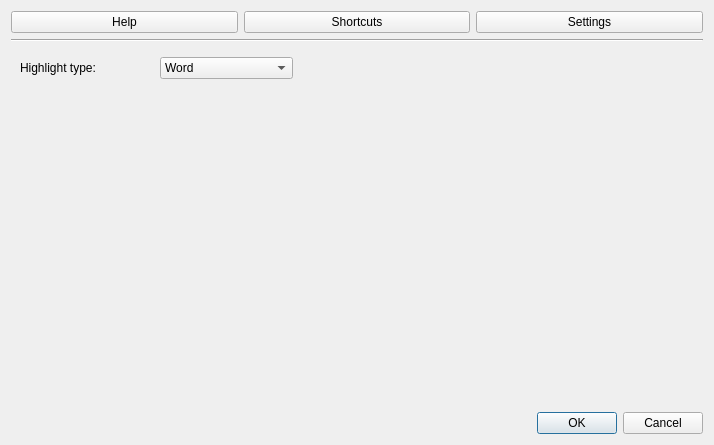
Qt form forms/options.ui (WTS012201/Text-Extraction-Tool) before a commit.
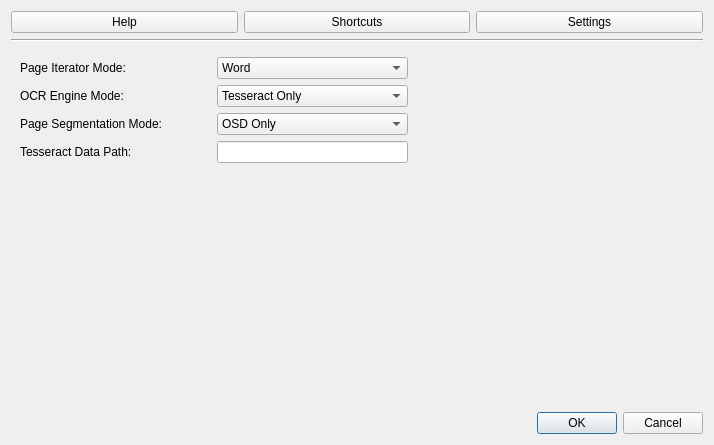
The same form after that commit. The open tabs and pages were chosen to show the change.

Diff of the .ui file:
```diff
--- a/forms/options.ui
+++ b/forms/options.ui
@@ -59,13 +59,11 @@
        <widget class="QWidget" name="page">
         <layout class="QVBoxLayout" name="verticalLayout_6">
          <item>
-          <layout class="QVBoxLayout" name="verticalLayout_5">
-           <item>
-            <layout class="QHBoxLayout" name="horizontalLayout_3" stretch="1,1,3">
+          <layout class="QHBoxLayout" name="horizontalLayout_3" stretch="2,2,3">
              <item>
               <widget class="QLabel" name="label">
                <property name="text">
-                <string>Highlight type: </string>
+              <string>Page Iterator Mode: </string>
                </property>
               </widget>
              </item>
@@ -113,6 +111,164 @@
              </item>
             </layout>
            </item>
+         <item>
+          <layout class="QHBoxLayout" name="horizontalLayout_6" stretch="2,2,3">
+           <item>
+            <widget class="QLabel" name="label_5">
+             <property name="text">
+              <string>OCR Engine Mode:</string>
+             </property>
+            </widget>
+           </item>
+           <item>
+            <widget class="QComboBox" name="engineMode">
+             <item>
+              <property name="text">
+               <string>Tesseract Only</string>
+              </property>
+             </item>
+             <item>
+              <property name="text">
+               <string>LSTM Only</string>
+              </property>
+             </item>
+             <item>
+              <property name="text">
+               <string>Tesseract LSTM Combined</string>
+              </property>
+             </item>
+             <item>
+              <property name="text">
+               <string>Default</string>
+              </property>
+             </item>
+            </widget>
+           </item>
+           <item>
+            <spacer name="horizontalSpacer_4">
+             <property name="orientation">
+              <enum>Qt::Horizontal</enum>
+             </property>
+             <property name="sizeHint" stdset="0">
+              <size>
+               <width>40</width>
+               <height>20</height>
+              </size>
+             </property>
+            </spacer>
+           </item>
+          </layout>
+         </item>
+         <item>
+          <layout class="QHBoxLayout" name="horizontalLayout_5" stretch="2,2,3">
+           <item>
+            <widget class="QLabel" name="label_4">
+             <property name="text">
+              <string>Page Segmentation Mode: </string>
+             </property>
+            </widget>
+           </item>
+           <item>
+            <widget class="QComboBox" name="pageSegMode">
+             <item>
+              <property name="text">
+               <string>OSD Only</string>
+              </property>
+             </item>
+             <item>
+              <property name="text">
+               <string>Auto OSD</string>
+              </property>
+             </item>
+             <item>
+              <property name="text">
+               <string>Auto</string>
+              </property>
+             </item>
+             <item>
+              <property name="text">
+               <string>Single Column</string>
+              </property>
+             </item>
+             <item>
+              <property name="text">
+               <string>Single Block Vert Text</string>
+              </property>
+             </item>
+             <item>
+              <property name="text">
+               <string>Single Block</string>
+              </property>
+             </item>
+             <item>
+              <property name="text">
+               <string>Single Line</string>
+              </property>
+             </item>
+             <item>
+              <property name="text">
+               <string>Single Word</string>
+              </property>
+             </item>
+             <item>
+              <property name="text">
+               <string>Single Char</string>
+              </property>
+             </item>
+             <item>
+              <property name="text">
+               <string>Circle Word</string>
+              </property>
+             </item>
+             <item>
+              <property name="text">
+               <string>Sparse Text</string>
+              </property>
+             </item>
+            </widget>
+           </item>
+           <item>
+            <spacer name="horizontalSpacer_3">
+             <property name="orientation">
+              <enum>Qt::Horizontal</enum>
+             </property>
+             <property name="sizeHint" stdset="0">
+              <size>
+               <width>40</width>
+               <height>20</height>
+              </size>
+             </property>
+            </spacer>
+           </item>
+          </layout>
+         </item>
+         <item>
+          <layout class="QHBoxLayout" name="horizontalLayout_2" stretch="2,2,3">
+           <item>
+            <widget class="QLabel" name="label_3">
+             <property name="text">
+              <string>Tesseract Data Path: </string>
+             </property>
+            </widget>
+           </item>
+           <item>
+            <widget class="QLineEdit" name="trainingDataPath"/>
+           </item>
+           <item>
+            <spacer name="horizontalSpacer_2">
+             <property name="orientation">
+              <enum>Qt::Horizontal</enum>
+             </property>
+             <property name="sizeHint" stdset="0">
+              <size>
+               <width>40</width>
+               <height>20</height>
+              </size>
+             </property>
+            </spacer>
+           </item>
+          </layout>
+         </item>
            <item>
             <spacer name="verticalSpacer_2">
              <property name="orientation">
@@ -121,12 +277,10 @@
              <property name="sizeHint" stdset="0">
               <size>
                <width>20</width>
-               <height>40</height>
+             <height>199</height>
               </size>
              </property>
             </spacer>
-           </item>
-          </layout>
          </item>
         </layout>
        </widget>
```
Left out of the diff: 4 changed lines with no effect on the pictures. Lines whose indentation alone changed are shown as unchanged.
